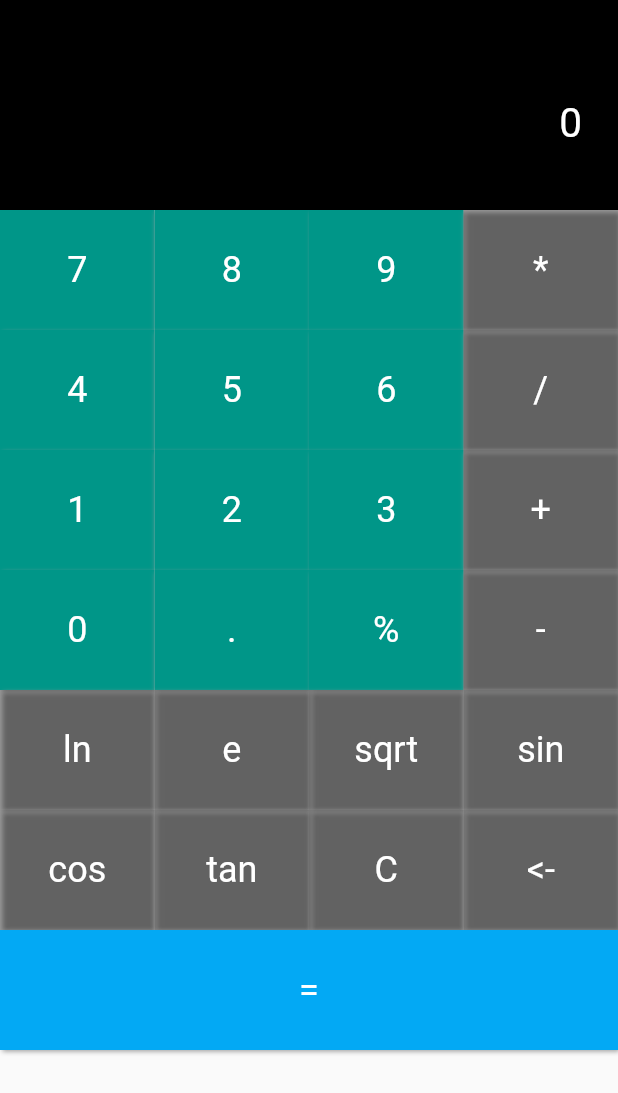
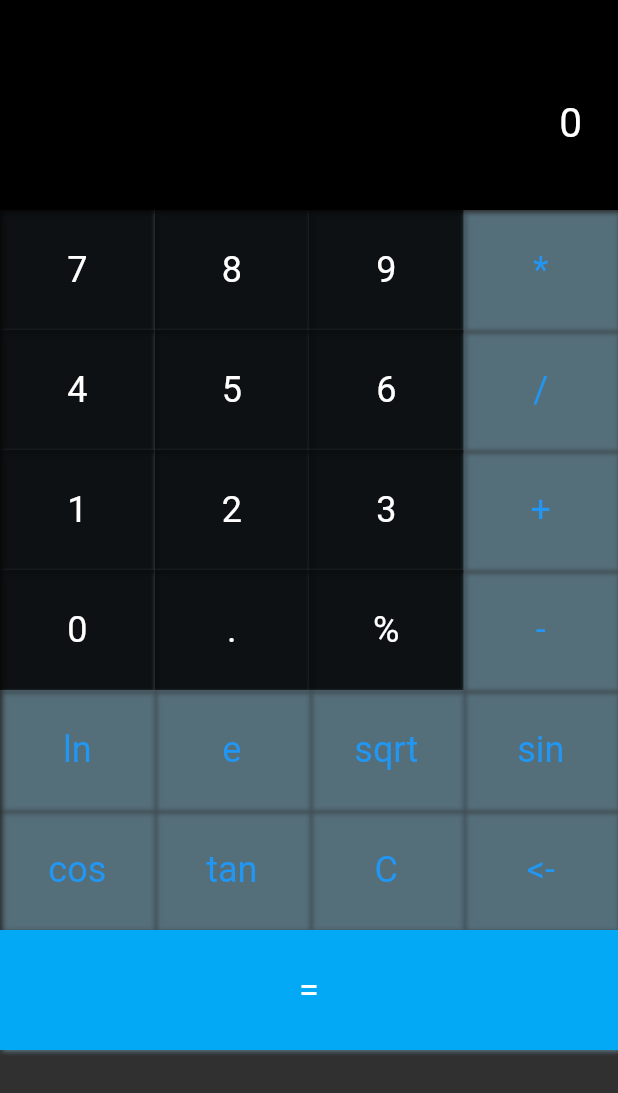
Before and after one commit to Ola-jed/calculator, a Flutter app: the screen it shows after launch, on a phone screen of 412 x 824 dp. Shown: the top 1093 px of the screen. Run offline on Flutter 3.47's test engine with Material 2 defaults, Android fonts, the phone set to English and light mode, and no system bars; our stand-ins replace math_expressions.

Commit message:
Colors changed

```diff
--- a/lib/components/Calculator.dart
+++ b/lib/components/Calculator.dart
@@ -10,7 +10,8 @@ class Calculator extends StatefulWidget {
 }
 
 class _CalculatorState extends State<Calculator> {
-  final _operationColor = Colors.black38;
+  final _operationColor = Colors.black12;
+  final _operationFontColor = Colors.blue;
   final _equalsColor = Colors.lightBlue;
   StringBuffer _calculationBuffer = StringBuffer();
   String get calculationBufferContent => _calculationBuffer.isEmpty ? '0' : _calculationBuffer.toString();
@@ -66,7 +67,7 @@ class _CalculatorState extends State<Calculator> {
             Expanded(child: CalculatorBtn(label: '7', onTap: () => onButton('7'))),
             Expanded(child: CalculatorBtn(label: '8', onTap: () => onButton('8'))),
             Expanded(child: CalculatorBtn(label: '9', onTap: () => onButton('9'))),
-            Expanded(child: CalculatorBtn(label: '*', onTap: () => onButton('*'),backgroundColor: _operationColor)),
+            Expanded(child: CalculatorBtn(label: '*', onTap: () => onButton('*'),backgroundColor: _operationColor,labelColor: _operationFontColor)),
           ]
         ),
         Row(
@@ -74,7 +75,7 @@ class _CalculatorState extends State<Calculator> {
             Expanded(child: CalculatorBtn(label: '4', onTap: () => onButton('4'))),
             Expanded(child: CalculatorBtn(label: '5', onTap: () => onButton('5'))),
             Expanded(child: CalculatorBtn(label: '6', onTap: () => onButton('6'))),
-            Expanded(child: CalculatorBtn(label: '/', onTap: () => onButton('/'),backgroundColor: _operationColor))
+            Expanded(child: CalculatorBtn(label: '/', onTap: () => onButton('/'),backgroundColor: _operationColor,labelColor: _operationFontColor))
           ]
         ),
         Row(
@@ -82,7 +83,7 @@ class _CalculatorState extends State<Calculator> {
             Expanded(child: CalculatorBtn(label: '1', onTap: () => onButton('1'))),
             Expanded(child: CalculatorBtn(label: '2', onTap: () => onButton('2'))),
             Expanded(child: CalculatorBtn(label: '3', onTap: () => onButton('3'))),
-            Expanded(child: CalculatorBtn(label: '+', onTap: () => onButton('+'),backgroundColor: _operationColor))
+            Expanded(child: CalculatorBtn(label: '+', onTap: () => onButton('+'),backgroundColor: _operationColor,labelColor: _operationFontColor))
           ]
         ),
         Row(
@@ -90,23 +91,23 @@ class _CalculatorState extends State<Calculator> {
             Expanded(child: CalculatorBtn(label: '0', onTap: () => onButton('0'))),
             Expanded(child: CalculatorBtn(label: '.', onTap: () => onButton('.'))),
             Expanded(child: CalculatorBtn(label: '%', onTap: () => onButton('%'))),
-            Expanded(child: CalculatorBtn(label: '-', onTap: () => onButton('-'),backgroundColor: _operationColor))
+            Expanded(child: CalculatorBtn(label: '-', onTap: () => onButton('-'),backgroundColor: _operationColor,labelColor: _operationFontColor))
           ]
         ),
         Row(
           children: <Widget>[
-            Expanded(child: CalculatorBtn(label: 'ln', onTap: () => onButton('ln'),backgroundColor: _operationColor)),
-            Expanded(child: CalculatorBtn(label: 'e', onTap: () => onButton('e'),backgroundColor: _operationColor)),
-            Expanded(child: CalculatorBtn(label: 'sqrt', onTap: () => onButton('sqrt'),backgroundColor: _operationColor)),
-            Expanded(child: CalculatorBtn(label: 'sin', onTap: () => onButton('sin'),backgroundColor: _operationColor)),
+            Expanded(child: CalculatorBtn(label: 'ln', onTap: () => onButton('ln'),backgroundColor: _operationColor,labelColor: _operationFontColor)),
+            Expanded(child: CalculatorBtn(label: 'e', onTap: () => onButton('e'),backgroundColor: _operationColor,labelColor: _operationFontColor)),
+            Expanded(child: CalculatorBtn(label: 'sqrt', onTap: () => onButton('sqrt'),backgroundColor: _operationColor,labelColor: _operationFontColor)),
+            Expanded(child: CalculatorBtn(label: 'sin', onTap: () => onButton('sin'),backgroundColor: _operationColor,labelColor: _operationFontColor)),
           ]
         ),
         Row(
           children: <Widget>[
-            Expanded(child: CalculatorBtn(label: 'cos', onTap: () => onButton('cos'),backgroundColor: _operationColor)),
-            Expanded(child: CalculatorBtn(label: 'tan', onTap: () => onButton('tan'),backgroundColor: _operationColor)),
-            Expanded(child: CalculatorBtn(label: 'C', onTap: () => onClear(),backgroundColor: _operationColor)),
-            Expanded(child: CalculatorBtn(label: '<-', onTap: () => onErase(),backgroundColor: _operationColor))
+            Expanded(child: CalculatorBtn(label: 'cos', onTap: () => onButton('cos'),backgroundColor: _operationColor,labelColor: _operationFontColor)),
+            Expanded(child: CalculatorBtn(label: 'tan', onTap: () => onButton('tan'),backgroundColor: _operationColor,labelColor: _operationFontColor)),
+            Expanded(child: CalculatorBtn(label: 'C', onTap: () => onClear(),backgroundColor: _operationColor,labelColor: _operationFontColor)),
+            Expanded(child: CalculatorBtn(label: '<-', onTap: () => onErase(),backgroundColor: _operationColor,labelColor: _operationFontColor))
           ]
         ),
         Row(
--- a/lib/components/CalculatorApp.dart
+++ b/lib/components/CalculatorApp.dart
@@ -7,6 +7,7 @@ class CalculatorApp extends StatelessWidget {
   @override
   Widget build(BuildContext context) {
     return MaterialApp(
+      theme: ThemeData.dark(),
       debugShowCheckedModeBanner: false,
       title:'Calculator',
       home: Scaffold(
--- a/lib/components/CalculatorBtn.dart
+++ b/lib/components/CalculatorBtn.dart
@@ -10,7 +10,7 @@ class CalculatorBtn extends StatelessWidget {
   CalculatorBtn({
     required this.label,
     required this.onTap,
-    this.backgroundColor = Colors.teal,
+    this.backgroundColor = Colors.black87,
     this.labelColor = Colors.white,
     this.size = 80.0
   });
@@ -25,7 +25,7 @@ class CalculatorBtn extends StatelessWidget {
           decoration: BoxDecoration(
               boxShadow: [
                 BoxShadow(
-                    color: Colors.grey,
+                    color: Colors.blueGrey,
                     offset: Offset(1, 1),
                     blurRadius: 2
                 ),
--- a/lib/components/ResultLabel.dart
+++ b/lib/components/ResultLabel.dart
@@ -3,8 +3,7 @@ import 'package:flutter/rendering.dart';
 
 class ResultLabel extends StatelessWidget {
   String text = '';
-  double result;
-  ResultLabel({Key? key,this.text = '', this.result = 0}) : super(key: key);
+  ResultLabel({Key? key,this.text = ''}) : super(key: key);
 
   @override
   Widget build(BuildContext context) {
```
